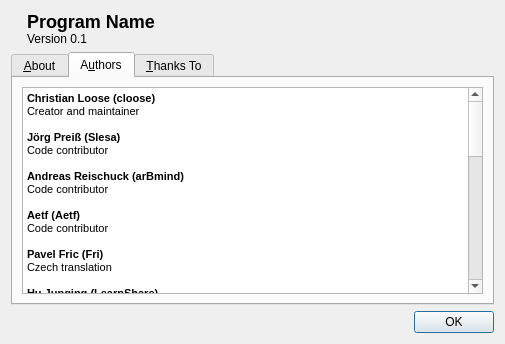
The window that app/aboutdialog.ui (beckheng/CuteMarkEd) describes before a commit, drawn with Qt 5.
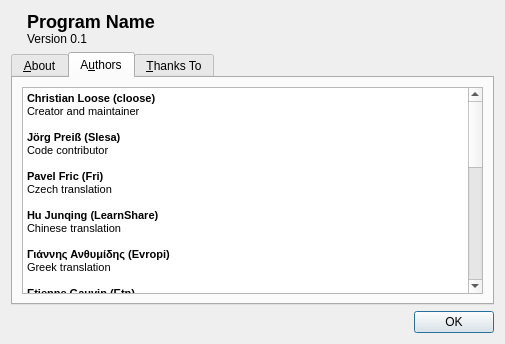
The same window after the commit. The open tabs and pages were chosen to show the change. Icons and pictures are not drawn.

Commit message:
Add danish translation
Add danish translation and syntax help.
Thank you mljjlm!

Diff of the .ui file:
```diff
--- a/app/aboutdialog.ui
+++ b/app/aboutdialog.ui
@@ -109,58 +109,49 @@
           <string>&lt;!DOCTYPE HTML PUBLIC &quot;-//W3C//DTD HTML 4.0//EN&quot; &quot;http://www.w3.org/TR/REC-html40/strict.dtd&quot;&gt;
 &lt;html&gt;&lt;head&gt;&lt;meta name=&quot;qrichtext&quot; content=&quot;1&quot; /&gt;&lt;style type=&quot;text/css&quot;&gt;
 p, li { white-space: pre-wrap; }
-&lt;/style&gt;&lt;/head&gt;&lt;body style=&quot; font-family:'MS Shell Dlg 2'; font-size:8.25pt; font-weight:400; font-style:normal;&quot;&gt;
-&lt;p style=&quot; margin-top:0px; margin-bottom:0px; margin-left:0px; margin-right:0px; -qt-block-indent:0; text-indent:0px;&quot;&gt;&lt;span style=&quot; font-size:8pt; font-weight:600;&quot;&gt;Christian Loose (cloose)&lt;/span&gt;&lt;/p&gt;
-&lt;p style=&quot; margin-top:0px; margin-bottom:0px; margin-left:0px; margin-right:0px; -qt-block-indent:0; text-indent:0px;&quot;&gt;&lt;span style=&quot; font-size:8pt;&quot;&gt;Creator and maintainer&lt;/span&gt;&lt;/p&gt;
-&lt;p style=&quot;-qt-paragraph-type:empty; margin-top:0px; margin-bottom:0px; margin-left:0px; margin-right:0px; -qt-block-indent:0; text-indent:0px; font-size:8pt;&quot;&gt;&lt;br /&gt;&lt;/p&gt;
-&lt;p style=&quot; margin-top:0px; margin-bottom:0px; margin-left:0px; margin-right:0px; -qt-block-indent:0; text-indent:0px;&quot;&gt;&lt;span style=&quot; font-size:8pt; font-weight:600;&quot;&gt;Jörg Preiß (Slesa)&lt;/span&gt;&lt;/p&gt;
-&lt;p style=&quot; margin-top:0px; margin-bottom:0px; margin-left:0px; margin-right:0px; -qt-block-indent:0; text-indent:0px;&quot;&gt;&lt;span style=&quot; font-size:8pt;&quot;&gt;Code contributor&lt;/span&gt;&lt;/p&gt;
-&lt;p style=&quot;-qt-paragraph-type:empty; margin-top:0px; margin-bottom:0px; margin-left:0px; margin-right:0px; -qt-block-indent:0; text-indent:0px; font-size:8pt;&quot;&gt;&lt;br /&gt;&lt;/p&gt;
-&lt;p style=&quot; margin-top:0px; margin-bottom:0px; margin-left:0px; margin-right:0px; -qt-block-indent:0; text-indent:0px;&quot;&gt;&lt;span style=&quot; font-size:8pt; font-weight:600;&quot;&gt;Andreas Reischuck (arBmind)&lt;/span&gt;&lt;/p&gt;
-&lt;p style=&quot; margin-top:0px; margin-bottom:0px; margin-left:0px; margin-right:0px; -qt-block-indent:0; text-indent:0px;&quot;&gt;&lt;span style=&quot; font-size:8pt;&quot;&gt;Code contributor&lt;/span&gt;&lt;/p&gt;
-&lt;p style=&quot;-qt-paragraph-type:empty; margin-top:0px; margin-bottom:0px; margin-left:0px; margin-right:0px; -qt-block-indent:0; text-indent:0px; font-size:8pt;&quot;&gt;&lt;br /&gt;&lt;/p&gt;
-&lt;p style=&quot; margin-top:0px; margin-bottom:0px; margin-left:0px; margin-right:0px; -qt-block-indent:0; text-indent:0px;&quot;&gt;&lt;span style=&quot; font-size:8pt; font-weight:600;&quot;&gt;Aetf (Aetf)&lt;/span&gt;&lt;/p&gt;
-&lt;p style=&quot; margin-top:0px; margin-bottom:0px; margin-left:0px; margin-right:0px; -qt-block-indent:0; text-indent:0px;&quot;&gt;&lt;span style=&quot; font-size:8pt;&quot;&gt;Code contributor&lt;/span&gt;&lt;/p&gt;
-&lt;p style=&quot;-qt-paragraph-type:empty; margin-top:0px; margin-bottom:0px; margin-left:0px; margin-right:0px; -qt-block-indent:0; text-indent:0px; font-size:8pt;&quot;&gt;&lt;br /&gt;&lt;/p&gt;
-&lt;p style=&quot; margin-top:0px; margin-bottom:0px; margin-left:0px; margin-right:0px; -qt-block-indent:0; text-indent:0px;&quot;&gt;&lt;span style=&quot; font-size:8pt; font-weight:600;&quot;&gt;Pavel Fric (Fri)&lt;/span&gt;&lt;/p&gt;
-&lt;p style=&quot; margin-top:0px; margin-bottom:0px; margin-left:0px; margin-right:0px; -qt-block-indent:0; text-indent:0px;&quot;&gt;&lt;span style=&quot; font-size:8pt;&quot;&gt;Czech translation&lt;/span&gt;&lt;/p&gt;
-&lt;p style=&quot;-qt-paragraph-type:empty; margin-top:0px; margin-bottom:0px; margin-left:0px; margin-right:0px; -qt-block-indent:0; text-indent:0px; font-size:8pt;&quot;&gt;&lt;br /&gt;&lt;/p&gt;
-&lt;p style=&quot; margin-top:0px; margin-bottom:0px; margin-left:0px; margin-right:0px; -qt-block-indent:0; text-indent:0px;&quot;&gt;&lt;span style=&quot; font-size:8pt; font-weight:600;&quot;&gt;Hu Junqing (LearnShare)&lt;/span&gt;&lt;/p&gt;
-&lt;p style=&quot; margin-top:0px; margin-bottom:0px; margin-left:0px; margin-right:0px; -qt-block-indent:0; text-indent:0px;&quot;&gt;&lt;span style=&quot; font-size:8pt;&quot;&gt;Chinese translation&lt;/span&gt;&lt;/p&gt;
-&lt;p style=&quot;-qt-paragraph-type:empty; margin-top:0px; margin-bottom:0px; margin-left:0px; margin-right:0px; -qt-block-indent:0; text-indent:0px; font-size:8pt;&quot;&gt;&lt;br /&gt;&lt;/p&gt;
-&lt;p style=&quot; margin-top:0px; margin-bottom:0px; margin-left:0px; margin-right:0px; -qt-block-indent:0; text-indent:0px;&quot;&gt;&lt;span style=&quot; font-size:8pt; font-weight:600;&quot;&gt;Γιάννης Ανθυμίδης (Evropi)&lt;/span&gt;&lt;/p&gt;
-&lt;p style=&quot; margin-top:0px; margin-bottom:0px; margin-left:0px; margin-right:0px; -qt-block-indent:0; text-indent:0px;&quot;&gt;&lt;span style=&quot; font-size:8pt;&quot;&gt;Greek translation&lt;/span&gt;&lt;/p&gt;
-&lt;p style=&quot;-qt-paragraph-type:empty; margin-top:0px; margin-bottom:0px; margin-left:0px; margin-right:0px; -qt-block-indent:0; text-indent:0px; font-size:8pt;&quot;&gt;&lt;br /&gt;&lt;/p&gt;
-&lt;p style=&quot; margin-top:0px; margin-bottom:0px; margin-left:0px; margin-right:0px; -qt-block-indent:0; text-indent:0px;&quot;&gt;&lt;span style=&quot; font-size:8pt; font-weight:600;&quot;&gt;Etienne Gauvin (Etn)&lt;/span&gt;&lt;/p&gt;
-&lt;p style=&quot; margin-top:0px; margin-bottom:0px; margin-left:0px; margin-right:0px; -qt-block-indent:0; text-indent:0px;&quot;&gt;&lt;span style=&quot; font-size:8pt;&quot;&gt;French translation&lt;/span&gt;&lt;/p&gt;
-&lt;p style=&quot;-qt-paragraph-type:empty; margin-top:0px; margin-bottom:0px; margin-left:0px; margin-right:0px; -qt-block-indent:0; text-indent:0px; font-size:8pt;&quot;&gt;&lt;br /&gt;&lt;/p&gt;
-&lt;p style=&quot; margin-top:0px; margin-bottom:0px; margin-left:0px; margin-right:0px; -qt-block-indent:0; text-indent:0px;&quot;&gt;&lt;span style=&quot; font-size:8pt; font-weight:600;&quot;&gt;Rémi Verschelde (akien-mga)&lt;/span&gt;&lt;/p&gt;
-&lt;p style=&quot; margin-top:0px; margin-bottom:0px; margin-left:0px; margin-right:0px; -qt-block-indent:0; text-indent:0px;&quot;&gt;&lt;span style=&quot; font-size:8pt;&quot;&gt;French translation and Mageia package&lt;/span&gt;&lt;/p&gt;
-&lt;p style=&quot;-qt-paragraph-type:empty; margin-top:0px; margin-bottom:0px; margin-left:0px; margin-right:0px; -qt-block-indent:0; text-indent:0px; font-size:8pt;&quot;&gt;&lt;br /&gt;&lt;/p&gt;
-&lt;p style=&quot; margin-top:0px; margin-bottom:0px; margin-left:0px; margin-right:0px; -qt-block-indent:0; text-indent:0px;&quot;&gt;&lt;span style=&quot; font-size:8pt; font-weight:600;&quot;&gt;Kota Ouchi (kOtaOuchi)&lt;/span&gt;&lt;/p&gt;
-&lt;p style=&quot; margin-top:0px; margin-bottom:0px; margin-left:0px; margin-right:0px; -qt-block-indent:0; text-indent:0px;&quot;&gt;&lt;span style=&quot; font-size:8pt;&quot;&gt;Japanese translation&lt;/span&gt;&lt;/p&gt;
-&lt;p style=&quot;-qt-paragraph-type:empty; margin-top:0px; margin-bottom:0px; margin-left:0px; margin-right:0px; -qt-block-indent:0; text-indent:0px; font-size:8pt;&quot;&gt;&lt;br /&gt;&lt;/p&gt;
-&lt;p style=&quot; margin-top:0px; margin-bottom:0px; margin-left:0px; margin-right:0px; -qt-block-indent:0; text-indent:0px;&quot;&gt;&lt;span style=&quot; font-size:8pt; font-weight:600;&quot;&gt;Norihide Sugohara (touyou)&lt;/span&gt;&lt;/p&gt;
-&lt;p style=&quot; margin-top:0px; margin-bottom:0px; margin-left:0px; margin-right:0px; -qt-block-indent:0; text-indent:0px;&quot;&gt;&lt;span style=&quot; font-size:8pt;&quot;&gt;Japanese translation&lt;/span&gt;&lt;/p&gt;
-&lt;p style=&quot;-qt-paragraph-type:empty; margin-top:0px; margin-bottom:0px; margin-left:0px; margin-right:0px; -qt-block-indent:0; text-indent:0px; font-size:8pt;&quot;&gt;&lt;br /&gt;&lt;/p&gt;
-&lt;p style=&quot; margin-top:0px; margin-bottom:0px; margin-left:0px; margin-right:0px; -qt-block-indent:0; text-indent:0px;&quot;&gt;&lt;span style=&quot; font-size:8pt; font-weight:600;&quot;&gt;Eai&lt;/span&gt;&lt;/p&gt;
-&lt;p style=&quot; margin-top:0px; margin-bottom:0px; margin-left:0px; margin-right:0px; -qt-block-indent:0; text-indent:0px;&quot;&gt;&lt;span style=&quot; font-size:8pt;&quot;&gt;Japanese translation&lt;/span&gt;&lt;/p&gt;
-&lt;p style=&quot;-qt-paragraph-type:empty; margin-top:0px; margin-bottom:0px; margin-left:0px; margin-right:0px; -qt-block-indent:0; text-indent:0px; font-size:8pt;&quot;&gt;&lt;br /&gt;&lt;/p&gt;
-&lt;p style=&quot; margin-top:0px; margin-bottom:0px; margin-left:0px; margin-right:0px; -qt-block-indent:0; text-indent:0px;&quot;&gt;&lt;span style=&quot; font-size:8pt; font-weight:600;&quot;&gt;Javier (moguman)&lt;/span&gt;&lt;/p&gt;
-&lt;p style=&quot; margin-top:0px; margin-bottom:0px; margin-left:0px; margin-right:0px; -qt-block-indent:0; text-indent:0px;&quot;&gt;&lt;span style=&quot; font-size:8pt;&quot;&gt;Spanish translation&lt;/span&gt;&lt;/p&gt;
-&lt;p style=&quot;-qt-paragraph-type:empty; margin-top:0px; margin-bottom:0px; margin-left:0px; margin-right:0px; -qt-block-indent:0; text-indent:0px; font-size:8pt;&quot;&gt;&lt;br /&gt;&lt;/p&gt;
-&lt;p style=&quot; margin-top:0px; margin-bottom:0px; margin-left:0px; margin-right:0px; -qt-block-indent:0; text-indent:0px;&quot;&gt;&lt;span style=&quot; font-size:8pt; font-weight:600;&quot;&gt;Cassio Cardoso (cassiocardoso)&lt;/span&gt;&lt;/p&gt;
-&lt;p style=&quot; margin-top:0px; margin-bottom:0px; margin-left:0px; margin-right:0px; -qt-block-indent:0; text-indent:0px;&quot;&gt;&lt;span style=&quot; font-size:8pt;&quot;&gt;Portuguese (Brazil) translation&lt;/span&gt;&lt;/p&gt;
-&lt;p style=&quot;-qt-paragraph-type:empty; margin-top:0px; margin-bottom:0px; margin-left:0px; margin-right:0px; -qt-block-indent:0; text-indent:0px; font-size:8pt;&quot;&gt;&lt;br /&gt;&lt;/p&gt;
-&lt;p style=&quot; margin-top:0px; margin-bottom:0px; margin-left:0px; margin-right:0px; -qt-block-indent:0; text-indent:0px;&quot;&gt;&lt;span style=&quot; font-size:8pt; font-weight:600;&quot;&gt;Victor Nogueira (felladrin)&lt;/span&gt;&lt;/p&gt;
-&lt;p style=&quot; margin-top:0px; margin-bottom:0px; margin-left:0px; margin-right:0px; -qt-block-indent:0; text-indent:0px;&quot;&gt;&lt;span style=&quot; font-size:8pt;&quot;&gt;Portuguese (Brazil) translation&lt;/span&gt;&lt;/p&gt;
-&lt;p style=&quot;-qt-paragraph-type:empty; margin-top:0px; margin-bottom:0px; margin-left:0px; margin-right:0px; -qt-block-indent:0; text-indent:0px; font-size:8pt;&quot;&gt;&lt;br /&gt;&lt;/p&gt;
-&lt;p style=&quot; margin-top:0px; margin-bottom:0px; margin-left:0px; margin-right:0px; -qt-block-indent:0; text-indent:0px;&quot;&gt;&lt;span style=&quot; font-size:8pt; font-weight:600;&quot;&gt;Maxim Efremov (maxbart)&lt;/span&gt;&lt;/p&gt;
-&lt;p style=&quot; margin-top:0px; margin-bottom:0px; margin-left:0px; margin-right:0px; -qt-block-indent:0; text-indent:0px;&quot;&gt;&lt;span style=&quot; font-size:8pt;&quot;&gt;Russian translation&lt;/span&gt;&lt;/p&gt;
-&lt;p style=&quot;-qt-paragraph-type:empty; margin-top:0px; margin-bottom:0px; margin-left:0px; margin-right:0px; -qt-block-indent:0; text-indent:0px; font-size:8pt;&quot;&gt;&lt;br /&gt;&lt;/p&gt;
-&lt;p style=&quot; margin-top:0px; margin-bottom:0px; margin-left:0px; margin-right:0px; -qt-block-indent:0; text-indent:0px;&quot;&gt;&lt;span style=&quot; font-size:8pt; font-weight:600;&quot;&gt;Bedouin&lt;/span&gt;&lt;/p&gt;
-&lt;p style=&quot; margin-top:0px; margin-bottom:0px; margin-left:0px; margin-right:0px; -qt-block-indent:0; text-indent:0px;&quot;&gt;&lt;span style=&quot; font-size:8pt;&quot;&gt;Indonesian translation&lt;/span&gt;&lt;/p&gt;
-&lt;p style=&quot;-qt-paragraph-type:empty; margin-top:0px; margin-bottom:0px; margin-left:0px; margin-right:0px; -qt-block-indent:0; text-indent:0px; font-size:8pt;&quot;&gt;&lt;br /&gt;&lt;/p&gt;&lt;/body&gt;&lt;/html&gt;</string>
+&lt;/style&gt;&lt;/head&gt;&lt;body style=&quot; font-family:'Cantarell'; font-size:11pt; font-weight:400; font-style:normal;&quot;&gt;
+&lt;p style=&quot; margin-top:0px; margin-bottom:0px; margin-left:0px; margin-right:0px; -qt-block-indent:0; text-indent:0px;&quot;&gt;&lt;span style=&quot; font-family:'MS Shell Dlg 2'; font-size:8pt; font-weight:600;&quot;&gt;Christian Loose (cloose)&lt;/span&gt;&lt;/p&gt;
+&lt;p style=&quot; margin-top:0px; margin-bottom:0px; margin-left:0px; margin-right:0px; -qt-block-indent:0; text-indent:0px;&quot;&gt;&lt;span style=&quot; font-family:'MS Shell Dlg 2'; font-size:8pt;&quot;&gt;Creator and maintainer&lt;/span&gt;&lt;/p&gt;
+&lt;p style=&quot;-qt-paragraph-type:empty; margin-top:0px; margin-bottom:0px; margin-left:0px; margin-right:0px; -qt-block-indent:0; text-indent:0px; font-family:'MS Shell Dlg 2'; font-size:8pt;&quot;&gt;&lt;br /&gt;&lt;/p&gt;
+&lt;p style=&quot; margin-top:0px; margin-bottom:0px; margin-left:0px; margin-right:0px; -qt-block-indent:0; text-indent:0px;&quot;&gt;&lt;span style=&quot; font-family:'MS Shell Dlg 2'; font-size:8pt; font-weight:600;&quot;&gt;Jörg Preiß (Slesa)&lt;/span&gt;&lt;/p&gt;
+&lt;p style=&quot; margin-top:0px; margin-bottom:0px; margin-left:0px; margin-right:0px; -qt-block-indent:0; text-indent:0px;&quot;&gt;&lt;span style=&quot; font-family:'MS Shell Dlg 2'; font-size:8pt;&quot;&gt;Code contributor&lt;/span&gt;&lt;/p&gt;
+&lt;p style=&quot;-qt-paragraph-type:empty; margin-top:0px; margin-bottom:0px; margin-left:0px; margin-right:0px; -qt-block-indent:0; text-indent:0px; font-family:'MS Shell Dlg 2'; font-size:8pt;&quot;&gt;&lt;br /&gt;&lt;/p&gt;
+&lt;p style=&quot; margin-top:0px; margin-bottom:0px; margin-left:0px; margin-right:0px; -qt-block-indent:0; text-indent:0px;&quot;&gt;&lt;span style=&quot; font-family:'MS Shell Dlg 2'; font-size:8pt; font-weight:600;&quot;&gt;Pavel Fric (Fri)&lt;/span&gt;&lt;/p&gt;
+&lt;p style=&quot; margin-top:0px; margin-bottom:0px; margin-left:0px; margin-right:0px; -qt-block-indent:0; text-indent:0px;&quot;&gt;&lt;span style=&quot; font-family:'MS Shell Dlg 2'; font-size:8pt;&quot;&gt;Czech translation&lt;/span&gt;&lt;/p&gt;
+&lt;p style=&quot;-qt-paragraph-type:empty; margin-top:0px; margin-bottom:0px; margin-left:0px; margin-right:0px; -qt-block-indent:0; text-indent:0px; font-family:'MS Shell Dlg 2'; font-size:8pt;&quot;&gt;&lt;br /&gt;&lt;/p&gt;
+&lt;p style=&quot; margin-top:0px; margin-bottom:0px; margin-left:0px; margin-right:0px; -qt-block-indent:0; text-indent:0px;&quot;&gt;&lt;span style=&quot; font-family:'MS Shell Dlg 2'; font-size:8pt; font-weight:600;&quot;&gt;Hu Junqing (LearnShare)&lt;/span&gt;&lt;/p&gt;
+&lt;p style=&quot; margin-top:0px; margin-bottom:0px; margin-left:0px; margin-right:0px; -qt-block-indent:0; text-indent:0px;&quot;&gt;&lt;span style=&quot; font-family:'MS Shell Dlg 2'; font-size:8pt;&quot;&gt;Chinese translation&lt;/span&gt;&lt;/p&gt;
+&lt;p style=&quot;-qt-paragraph-type:empty; margin-top:0px; margin-bottom:0px; margin-left:0px; margin-right:0px; -qt-block-indent:0; text-indent:0px; font-family:'MS Shell Dlg 2'; font-size:8pt;&quot;&gt;&lt;br /&gt;&lt;/p&gt;
+&lt;p style=&quot; margin-top:0px; margin-bottom:0px; margin-left:0px; margin-right:0px; -qt-block-indent:0; text-indent:0px;&quot;&gt;&lt;span style=&quot; font-family:'MS Shell Dlg 2'; font-size:8pt; font-weight:600;&quot;&gt;Γιάννης Ανθυμίδης (Evropi)&lt;/span&gt;&lt;/p&gt;
+&lt;p style=&quot; margin-top:0px; margin-bottom:0px; margin-left:0px; margin-right:0px; -qt-block-indent:0; text-indent:0px;&quot;&gt;&lt;span style=&quot; font-family:'MS Shell Dlg 2'; font-size:8pt;&quot;&gt;Greek translation&lt;/span&gt;&lt;/p&gt;
+&lt;p style=&quot;-qt-paragraph-type:empty; margin-top:0px; margin-bottom:0px; margin-left:0px; margin-right:0px; -qt-block-indent:0; text-indent:0px; font-family:'MS Shell Dlg 2'; font-size:8pt;&quot;&gt;&lt;br /&gt;&lt;/p&gt;
+&lt;p style=&quot; margin-top:0px; margin-bottom:0px; margin-left:0px; margin-right:0px; -qt-block-indent:0; text-indent:0px;&quot;&gt;&lt;span style=&quot; font-family:'MS Shell Dlg 2'; font-size:8pt; font-weight:600;&quot;&gt;Etienne Gauvin (Etn)&lt;/span&gt;&lt;/p&gt;
+&lt;p style=&quot; margin-top:0px; margin-bottom:0px; margin-left:0px; margin-right:0px; -qt-block-indent:0; text-indent:0px;&quot;&gt;&lt;span style=&quot; font-family:'MS Shell Dlg 2'; font-size:8pt;&quot;&gt;French translation&lt;/span&gt;&lt;/p&gt;
+&lt;p style=&quot;-qt-paragraph-type:empty; margin-top:0px; margin-bottom:0px; margin-left:0px; margin-right:0px; -qt-block-indent:0; text-indent:0px; font-family:'MS Shell Dlg 2'; font-size:8pt;&quot;&gt;&lt;br /&gt;&lt;/p&gt;
+&lt;p style=&quot; margin-top:0px; margin-bottom:0px; margin-left:0px; margin-right:0px; -qt-block-indent:0; text-indent:0px;&quot;&gt;&lt;span style=&quot; font-family:'MS Shell Dlg 2'; font-size:8pt; font-weight:600;&quot;&gt;Kota Ouchi (kOtaOuchi)&lt;/span&gt;&lt;/p&gt;
+&lt;p style=&quot; margin-top:0px; margin-bottom:0px; margin-left:0px; margin-right:0px; -qt-block-indent:0; text-indent:0px;&quot;&gt;&lt;span style=&quot; font-family:'MS Shell Dlg 2'; font-size:8pt;&quot;&gt;Japanese translation&lt;/span&gt;&lt;/p&gt;
+&lt;p style=&quot;-qt-paragraph-type:empty; margin-top:0px; margin-bottom:0px; margin-left:0px; margin-right:0px; -qt-block-indent:0; text-indent:0px; font-family:'MS Shell Dlg 2'; font-size:8pt;&quot;&gt;&lt;br /&gt;&lt;/p&gt;
+&lt;p style=&quot; margin-top:0px; margin-bottom:0px; margin-left:0px; margin-right:0px; -qt-block-indent:0; text-indent:0px;&quot;&gt;&lt;span style=&quot; font-family:'MS Shell Dlg 2'; font-size:8pt; font-weight:600;&quot;&gt;Norihide Sugohara (touyou)&lt;/span&gt;&lt;/p&gt;
+&lt;p style=&quot; margin-top:0px; margin-bottom:0px; margin-left:0px; margin-right:0px; -qt-block-indent:0; text-indent:0px;&quot;&gt;&lt;span style=&quot; font-family:'MS Shell Dlg 2'; font-size:8pt;&quot;&gt;Japanese translation&lt;/span&gt;&lt;/p&gt;
+&lt;p style=&quot;-qt-paragraph-type:empty; margin-top:0px; margin-bottom:0px; margin-left:0px; margin-right:0px; -qt-block-indent:0; text-indent:0px; font-family:'MS Shell Dlg 2'; font-size:8pt;&quot;&gt;&lt;br /&gt;&lt;/p&gt;
+&lt;p style=&quot; margin-top:0px; margin-bottom:0px; margin-left:0px; margin-right:0px; -qt-block-indent:0; text-indent:0px;&quot;&gt;&lt;span style=&quot; font-family:'MS Shell Dlg 2'; font-size:8pt; font-weight:600;&quot;&gt;Eai&lt;/span&gt;&lt;/p&gt;
+&lt;p style=&quot; margin-top:0px; margin-bottom:0px; margin-left:0px; margin-right:0px; -qt-block-indent:0; text-indent:0px;&quot;&gt;&lt;span style=&quot; font-family:'MS Shell Dlg 2'; font-size:8pt;&quot;&gt;Japanese translation&lt;/span&gt;&lt;/p&gt;
+&lt;p style=&quot;-qt-paragraph-type:empty; margin-top:0px; margin-bottom:0px; margin-left:0px; margin-right:0px; -qt-block-indent:0; text-indent:0px; font-family:'MS Shell Dlg 2'; font-size:8pt;&quot;&gt;&lt;br /&gt;&lt;/p&gt;
+&lt;p style=&quot; margin-top:0px; margin-bottom:0px; margin-left:0px; margin-right:0px; -qt-block-indent:0; text-indent:0px;&quot;&gt;&lt;span style=&quot; font-family:'MS Shell Dlg 2'; font-size:8pt; font-weight:600;&quot;&gt;Javier (moguman)&lt;/span&gt;&lt;/p&gt;
+&lt;p style=&quot; margin-top:0px; margin-bottom:0px; margin-left:0px; margin-right:0px; -qt-block-indent:0; text-indent:0px;&quot;&gt;&lt;span style=&quot; font-family:'MS Shell Dlg 2'; font-size:8pt;&quot;&gt;Spanish translation&lt;/span&gt;&lt;/p&gt;
+&lt;p style=&quot;-qt-paragraph-type:empty; margin-top:0px; margin-bottom:0px; margin-left:0px; margin-right:0px; -qt-block-indent:0; text-indent:0px; font-family:'MS Shell Dlg 2'; font-size:8pt;&quot;&gt;&lt;br /&gt;&lt;/p&gt;
+&lt;p style=&quot; margin-top:0px; margin-bottom:0px; margin-left:0px; margin-right:0px; -qt-block-indent:0; text-indent:0px;&quot;&gt;&lt;span style=&quot; font-family:'MS Shell Dlg 2'; font-size:8pt; font-weight:600;&quot;&gt;Cassio Cardoso (cassiocardoso)&lt;/span&gt;&lt;/p&gt;
+&lt;p style=&quot; margin-top:0px; margin-bottom:0px; margin-left:0px; margin-right:0px; -qt-block-indent:0; text-indent:0px;&quot;&gt;&lt;span style=&quot; font-family:'MS Shell Dlg 2'; font-size:8pt;&quot;&gt;Portuguese (Brazil) translation&lt;/span&gt;&lt;/p&gt;
+&lt;p style=&quot;-qt-paragraph-type:empty; margin-top:0px; margin-bottom:0px; margin-left:0px; margin-right:0px; -qt-block-indent:0; text-indent:0px; font-family:'MS Shell Dlg 2'; font-size:8pt;&quot;&gt;&lt;br /&gt;&lt;/p&gt;
+&lt;p style=&quot; margin-top:0px; margin-bottom:0px; margin-left:0px; margin-right:0px; -qt-block-indent:0; text-indent:0px;&quot;&gt;&lt;span style=&quot; font-family:'MS Shell Dlg 2'; font-size:8pt; font-weight:600;&quot;&gt;Maxim Efremov (maxbart)&lt;/span&gt;&lt;/p&gt;
+&lt;p style=&quot; margin-top:0px; margin-bottom:0px; margin-left:0px; margin-right:0px; -qt-block-indent:0; text-indent:0px;&quot;&gt;&lt;span style=&quot; font-family:'MS Shell Dlg 2'; font-size:8pt;&quot;&gt;Russian translation&lt;/span&gt;&lt;/p&gt;
+&lt;p style=&quot;-qt-paragraph-type:empty; margin-top:0px; margin-bottom:0px; margin-left:0px; margin-right:0px; -qt-block-indent:0; text-indent:0px; font-family:'MS Shell Dlg 2'; font-size:8pt;&quot;&gt;&lt;br /&gt;&lt;/p&gt;
+&lt;p style=&quot; margin-top:0px; margin-bottom:0px; margin-left:0px; margin-right:0px; -qt-block-indent:0; text-indent:0px;&quot;&gt;&lt;span style=&quot; font-family:'MS Shell Dlg 2'; font-size:8pt; font-weight:600;&quot;&gt;Bedouin&lt;/span&gt;&lt;/p&gt;
+&lt;p style=&quot; margin-top:0px; margin-bottom:0px; margin-left:0px; margin-right:0px; -qt-block-indent:0; text-indent:0px;&quot;&gt;&lt;span style=&quot; font-family:'MS Shell Dlg 2'; font-size:8pt;&quot;&gt;Indonesian translation&lt;/span&gt;&lt;/p&gt;
+&lt;p style=&quot;-qt-paragraph-type:empty; margin-top:0px; margin-bottom:0px; margin-left:0px; margin-right:0px; -qt-block-indent:0; text-indent:0px; font-family:'MS Shell Dlg 2'; font-size:8pt;&quot;&gt;&lt;br /&gt;&lt;/p&gt;
+&lt;p style=&quot; margin-top:0px; margin-bottom:0px; margin-left:0px; margin-right:0px; -qt-block-indent:0; text-indent:0px;&quot;&gt;&lt;span style=&quot; font-family:'MS Shell Dlg 2'; font-size:8pt; font-weight:600;&quot;&gt;Mljjlm&lt;/span&gt;&lt;/p&gt;
+&lt;p style=&quot; margin-top:0px; margin-bottom:0px; margin-left:0px; margin-right:0px; -qt-block-indent:0; text-indent:0px;&quot;&gt;&lt;span style=&quot; font-family:'MS Shell Dlg 2'; font-size:8pt;&quot;&gt;Danish translation&lt;/span&gt;&lt;/p&gt;
+&lt;p style=&quot;-qt-paragraph-type:empty; margin-top:0px; margin-bottom:0px; margin-left:0px; margin-right:0px; -qt-block-indent:0; text-indent:0px; font-family:'MS Shell Dlg 2'; font-size:8pt;&quot;&gt;&lt;br /&gt;&lt;/p&gt;&lt;/body&gt;&lt;/html&gt;</string>
          </property>
         </widget>
        </item>
```
Left out of the diff: 48 changed lines with no effect on the pictures. The commit also changes 6 other files.
